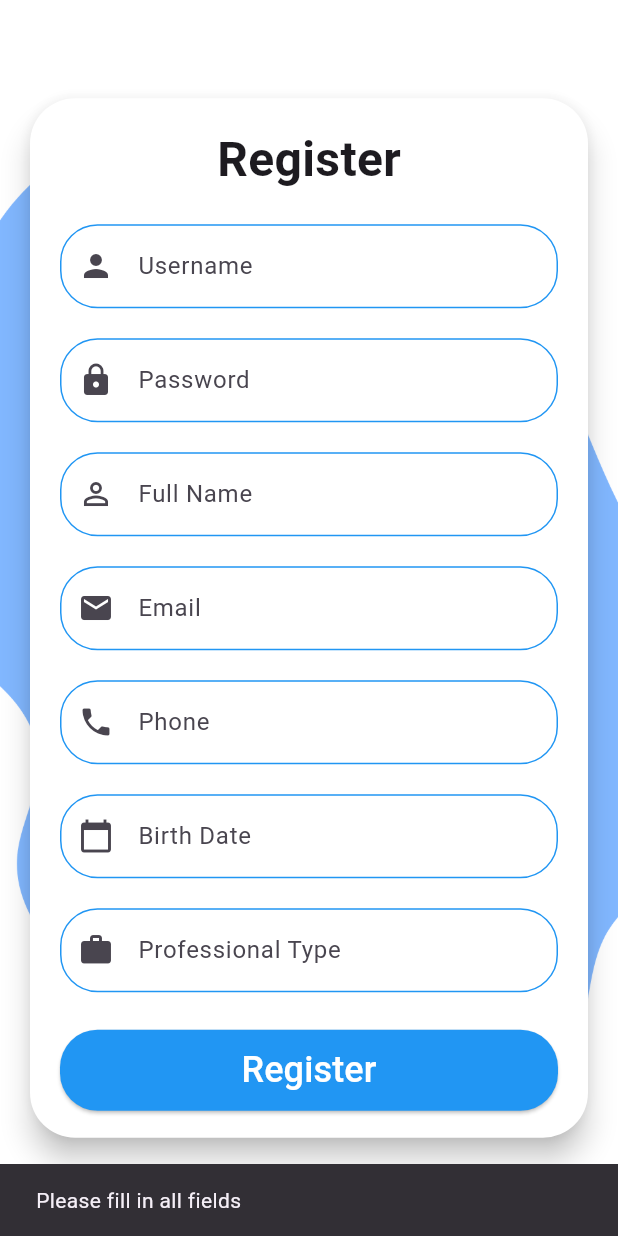
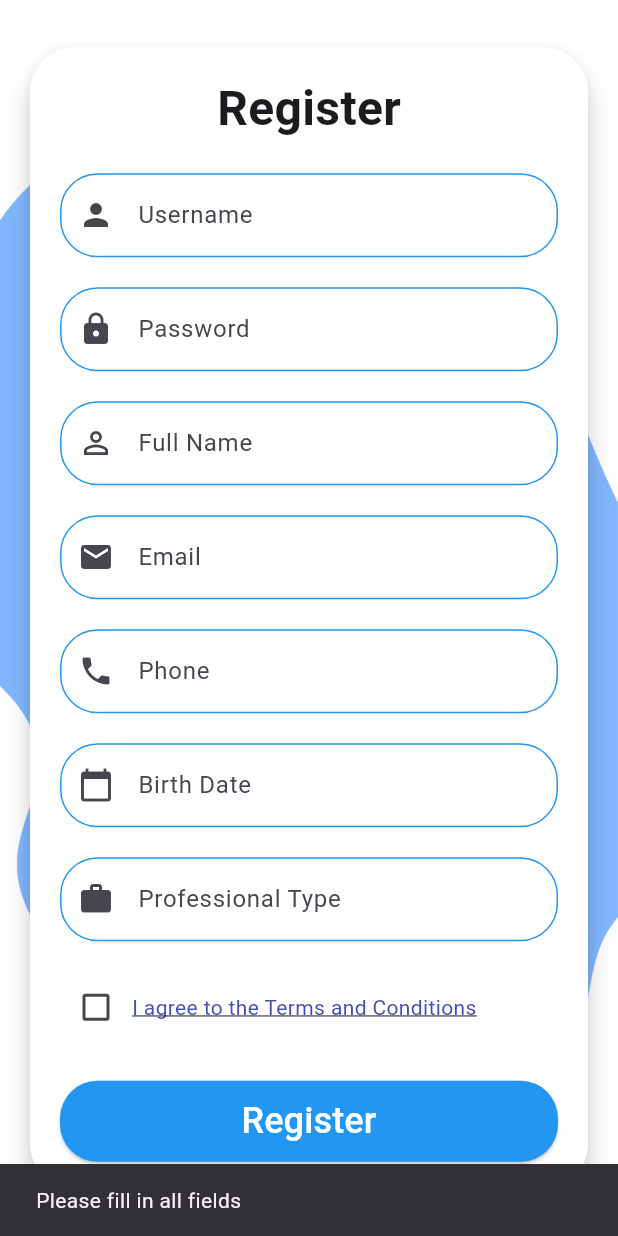
Before and after one commit to MindTrack-WX64/Flutter_App_MindTrack, a Flutter app: the RegisterPage screen opened directly, after a tap on "Register", on a phone screen of 412 x 824 dp. Run offline on Flutter 3.47's test engine with Material 3 defaults, Android fonts, the phone set to English and light mode, and no system bars.

Commit message:
feat: adding T&C

```diff
--- a/lib/iam/UI/pages/register_page.dart
+++ b/lib/iam/UI/pages/register_page.dart
@@ -19,6 +19,10 @@ class _RegisterPageState extends State<RegisterPage> {
   final TextEditingController _professionalTypeController = TextEditingController();
   final RegisterService _registerService = RegisterService();
 
+
+  bool _termsAccepted = false;
+  bool _showError = false;
+
   void _register() async {
     final username = _usernameController.text;
     final password = _passwordController.text;
@@ -35,6 +39,7 @@ class _RegisterPageState extends State<RegisterPage> {
       return;
     }
 
+    if (_termsAccepted) {
       try {
         final birthDate = DateFormat('yyyy-MM-dd').parseStrict(birthDateStr);
 
@@ -57,6 +62,14 @@ class _RegisterPageState extends State<RegisterPage> {
         ScaffoldMessenger.of(context).showSnackBar(
           SnackBar(content: Text('Registration failed: $e')),
         );
+      }
+      ScaffoldMessenger.of(context).showSnackBar(
+        SnackBar(content: Text('Registration successful!')),
+      );
+    } else {
+      setState(() {
+        _showError = true;
+      });
     }
   }
 
@@ -114,6 +127,7 @@ class _RegisterPageState extends State<RegisterPage> {
                 shape: RoundedRectangleBorder(
                   borderRadius: BorderRadius.circular(30.0),
                 ),
+                child: SingleChildScrollView(
                   child: Padding(
                     padding: const EdgeInsets.symmetric(vertical: 18.0, horizontal: 20.0),
                     child: Column(
@@ -243,15 +257,50 @@ class _RegisterPageState extends State<RegisterPage> {
                             ),
                           ),
                         ),
+                        SizedBox(height: 20),
+                        Row(
+                          children: [
+                            Checkbox(
+                              value: _termsAccepted,
+                              onChanged: (bool? value) {
+                                setState(() {
+                                  _termsAccepted = value ?? false;
+                                  _showError = false;
+                                });
+                              },
+                            ),
+                            Expanded(
+                              child: GestureDetector(
+                                onTap: () {
+                                  ScaffoldMessenger.of(context).showSnackBar(
+                                    SnackBar(content: Text('Opening Terms and Conditions...')),
+                                  );
+                                },
+                                child: Text(
+                                  'I agree to the Terms and Conditions',
+                                  style: TextStyle(decoration: TextDecoration.underline, color: Colors.indigo),
+                                ),
+                              ),
+                            ),
+                          ],
+                        ),
+                        if (_showError)
+                          Padding(
+                            padding: const EdgeInsets.only(left: 8.0),
+                            child: Text(
+                              'You must accept the terms and conditions to register',
+                              style: TextStyle(color: Colors.red, fontSize: 12),
+                            ),
+                          ),
                         SizedBox(height: 25),
                         SizedBox(
                           width: double.infinity,
                           child: ElevatedButton(
                             onPressed: _register,
                             style: ElevatedButton.styleFrom(
-                            backgroundColor: Colors.blue, // Background color
-                            foregroundColor: Colors.white, // Text color
-                            padding: EdgeInsets.all(10), // Padding
+                              backgroundColor: Colors.blue,
+                              foregroundColor: Colors.white,
+                              padding: EdgeInsets.all(10),
                               shape: RoundedRectangleBorder(
                                 borderRadius: BorderRadius.circular(25.0),
                               ),
@@ -268,6 +317,7 @@ class _RegisterPageState extends State<RegisterPage> {
                 ),
               ),
             ),
+          ),
         ],
       ),
     );
```
Lines whose indentation alone changed are shown as unchanged.
